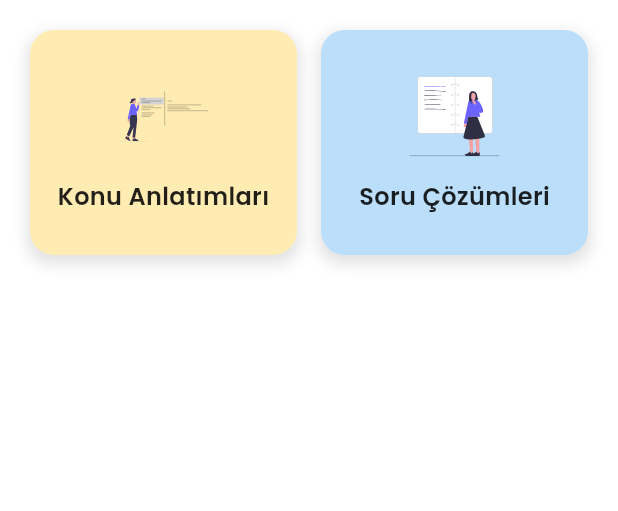
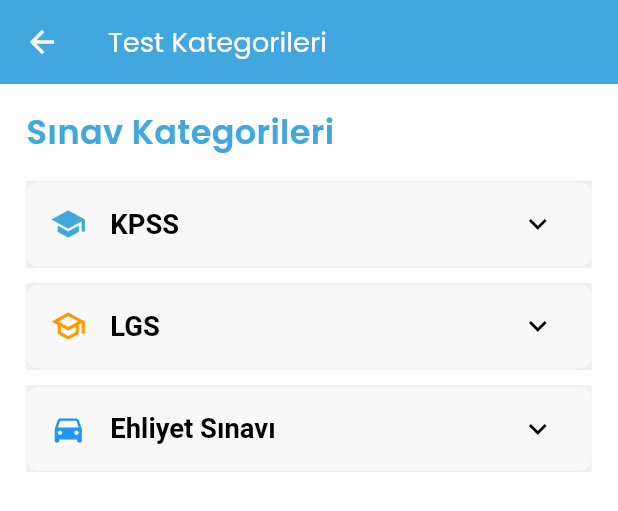
Before and after one commit to yekkaplan/sorubank, a Flutter app: the CustomButtonRow widget shown alone on an empty page, opened directly, after a tap on "Soru Çözümleri", on a phone screen of 412 x 824 dp. Shown: the top 511 px of the screen. Run offline on Flutter 3.47's test engine with Material 3 defaults, Android fonts, the phone set to English and light mode, and no system bars; our stand-ins replace awesome_notifications, dio, firebase_core, firebase_messaging, flutter_screenutil, flutter_svg and 6 more; accounts and stored records are empty; network calls fail; project files that could hold a hidden picture were left out.

```diff
--- a/lib/app/modules/home/controllers/home_controller.dart
+++ b/lib/app/modules/home/controllers/home_controller.dart
@@ -5,8 +5,19 @@ import '../../../services/api_call_status.dart';
 import '../../../services/base_client.dart';
 
 class HomeController extends GetxController {
+
+  var options = ['A) Seçenekk 1', 'B) Seçenek 2', 'C) Seçenek 3', 'D) Seçenek 4'].obs;
+  var selectedOption = ''.obs;
+
+  void selectOption(String option) {
+    selectedOption.value = option;
+  }
+
+  var searchValue = ''.obs;
+
   // hold data coming from api
   List<dynamic>? data;
+
   // api call status
   ApiCallStatus apiCallStatus = ApiCallStatus.holding;
 
@@ -21,7 +32,8 @@ class HomeController extends GetxController {
         apiCallStatus = ApiCallStatus.loading;
         update();
       },
-      onSuccess: (response){ // api done successfully
+      onSuccess: (response) {
+        // api done successfully
         data = List.from(response.data);
         // *) indicate success state
         apiCallStatus = ApiCallStatus.success;
@@ -29,7 +41,7 @@ class HomeController extends GetxController {
       },
       // if you don't pass this method base client
       // will automaticly handle error and show message to user
-      onError: (error){
+      onError: (error) {
         // show error message to user
         BaseClient.handleApiError(error);
         // *) indicate error status
--- /dev/null
+++ b/lib/app/modules/home/views/test_list.dart
@@ -0,0 +1,175 @@
+import 'package:flutter/material.dart';
+import 'package:flutter_screenutil/flutter_screenutil.dart';
+import 'package:get/get.dart';
+import 'package:getx_skeleton/app/routes/app_pages.dart';
+
+import '../controllers/home_controller.dart';
+
+class TestListPage extends GetView<HomeController> {
+  const TestListPage({super.key});
+
+  @override
+  Widget build(BuildContext context) {
+    return Scaffold(
+      appBar: AppBar(
+        title: const Text('Test Kategorileri'),
+      ),
+      body: SafeArea(
+        child: SingleChildScrollView(
+          child: Padding(
+            padding: EdgeInsets.symmetric(horizontal: 16.w, vertical: 16.h),
+            child: Column(
+              crossAxisAlignment: CrossAxisAlignment.start,
+              children: [
+                Text(
+                  'Sınav Kategorileri',
+                  style: TextStyle(
+                    fontSize: 22.sp,
+                    fontWeight: FontWeight.bold,
+                    color: Theme.of(context).primaryColor,
+                  ),
+                ),
+                SizedBox(height: 16.h),
+                // KPSS Kategorisi
+                ExpansionTile(
+                  leading:
+                      Icon(Icons.school, color: Theme.of(context).primaryColor),
+                  title: Text(
+                    'KPSS',
+                    style:
+                        TextStyle(fontSize: 18.sp, fontWeight: FontWeight.w600),
+                  ),
+                  backgroundColor: Colors.grey[100],
+                  collapsedBackgroundColor: Colors.grey[200],
+                  children: [
+                    ListTile(
+                      leading: Icon(Icons.book, color: Get.theme.primaryColor),
+                      title: Text('Matematik Testleri',
+                          style: TextStyle(fontSize: 16.sp)),
+                      subtitle: Text('Tüm matematik soruları',
+                          style: TextStyle(fontSize: 14.sp)),
+                      onTap: () {
+                        Get.toNamed(Routes.QUESTION_SOLVE);
+                      },
+                    ),
+                    ListTile(
+                      leading:
+                          Icon(Icons.language, color: Get.theme.primaryColor),
+                      title: Text('Türkçe Testleri',
+                          style: TextStyle(fontSize: 16.sp)),
+                      subtitle: Text('Dil bilgisi ve anlam bilgisi',
+                          style: TextStyle(fontSize: 14.sp)),
+                      onTap: () {
+                        Get.toNamed(Routes.QUESTION_SOLVE);
+                      },
+                    ),
+                    ListTile(
+                      leading:
+                          Icon(Icons.public, color: Get.theme.primaryColor),
+                      title: Text('Genel Kültür Testleri',
+                          style: TextStyle(fontSize: 16.sp)),
+                      subtitle: Text('Güncel olaylar ve tarih bilgisi',
+                          style: TextStyle(fontSize: 14.sp)),
+                      onTap: () {
+                        // Genel Kültür testlerine git
+                      },
+                    ),
+                  ],
+                ),
+                SizedBox(height: 10.h),
+                // LGS Kategorisi
+                ExpansionTile(
+                  leading: Icon(Icons.school_outlined, color: Colors.orange),
+                  title: Text(
+                    'LGS',
+                    style:
+                        TextStyle(fontSize: 18.sp, fontWeight: FontWeight.w600),
+                  ),
+                  backgroundColor: Colors.grey[100],
+                  collapsedBackgroundColor: Colors.grey[200],
+                  children: [
+                    ListTile(
+                      leading: Icon(Icons.science, color: Colors.orange),
+                      title: Text('Fen Bilimleri Testleri',
+                          style: TextStyle(fontSize: 16.sp)),
+                      subtitle: Text('Fen ve teknoloji soruları',
+                          style: TextStyle(fontSize: 14.sp)),
+                      onTap: () {
+                        // Fen Bilimleri testlerine git
+                      },
+                    ),
+                    ListTile(
+                      leading: Icon(Icons.calculate, color: Colors.orange),
+                      title: Text('Matematik Testleri',
+                          style: TextStyle(fontSize: 16.sp)),
+                      subtitle: Text('Problemler ve sayısal işlemler',
+                          style: TextStyle(fontSize: 14.sp)),
+                      onTap: () {
+                        // Matematik testlerine git
+                      },
+                    ),
+                    ListTile(
+                      leading: Icon(Icons.history_edu, color: Colors.orange),
+                      title: Text('İnkılap Tarihi Testleri',
+                          style: TextStyle(fontSize: 16.sp)),
+                      subtitle: Text('Tarih bilgisi ve yorumlama',
+                          style: TextStyle(fontSize: 14.sp)),
+                      onTap: () {
+                        // İnkılap Tarihi testlerine git
+                      },
+                    ),
+                  ],
+                ),
+                SizedBox(height: 10.h),
+                // Ehliyet Sınavı Kategorisi
+                ExpansionTile(
+                  leading: Icon(Icons.directions_car, color: Colors.blue),
+                  title: Text(
+                    'Ehliyet Sınavı',
+                    style:
+                        TextStyle(fontSize: 18.sp, fontWeight: FontWeight.w600),
+                  ),
+                  backgroundColor: Colors.grey[100],
+                  collapsedBackgroundColor: Colors.grey[200],
+                  children: [
+                    ListTile(
+                      leading: Icon(Icons.traffic, color: Colors.blue),
+                      title: Text('Trafik ve Çevre Bilgisi Testleri',
+                          style: TextStyle(fontSize: 16.sp)),
+                      subtitle: Text('Trafik kuralları ve güvenlik',
+                          style: TextStyle(fontSize: 14.sp)),
+                      onTap: () {
+                        // Trafik ve Çevre Bilgisi testlerine git
+                      },
+                    ),
+                    ListTile(
+                      leading:
+                          Icon(Icons.health_and_safety, color: Colors.blue),
+                      title: Text('İlk Yardım Testleri',
+                          style: TextStyle(fontSize: 16.sp)),
+                      subtitle: Text('İlk yardım bilgisi ve uygulamaları',
+                          style: TextStyle(fontSize: 14.sp)),
+                      onTap: () {
+                        // İlk Yardım testlerine git
+                      },
+                    ),
+                    ListTile(
+                      leading: Icon(Icons.build, color: Colors.blue),
+                      title: Text('Motor ve Araç Tekniği Testleri',
+                          style: TextStyle(fontSize: 16.sp)),
+                      subtitle: Text('Araç teknik bilgisi ve bakımı',
+                          style: TextStyle(fontSize: 14.sp)),
+                      onTap: () {
+                        // Motor ve Araç Tekniği testlerine git
+                      },
+                    ),
+                  ],
+                ),
+              ],
+            ),
+          ),
+        ),
+      ),
+    );
+  }
+}
--- a/lib/app/modules/home/views/widgets/main_row_buttons.dart
+++ b/lib/app/modules/home/views/widgets/main_row_buttons.dart
@@ -1,15 +1,19 @@
 import 'package:flutter/material.dart';
+import 'package:flutter_screenutil/flutter_screenutil.dart';
 import 'package:flutter_svg/flutter_svg.dart';
+import 'package:get/get.dart';
+import 'package:getx_skeleton/app/routes/app_pages.dart';
 
 class CustomButtonRow extends StatelessWidget {
   @override
   Widget build(BuildContext context) {
-    // Mevcut tema renklerini alalım
-    final isDarkMode = Theme.of(context).brightness == Brightness.dark;
+    final isDarkMode = Theme
+        .of(context)
+        .brightness == Brightness.dark;
     final buttonBackgroundColor =
-        isDarkMode ? Colors.grey.shade800 : Colors.amber.shade100;
+    isDarkMode ? Colors.grey.shade800 : Colors.amber.shade100;
     final secondButtonBackgroundColor =
-        isDarkMode ? Colors.grey.shade700 : Colors.blue.shade100;
+    isDarkMode ? Colors.grey.shade700 : Colors.blue.shade100;
     final textColor = isDarkMode ? Colors.white : Colors.black87;
 
     return Container(
@@ -28,7 +32,7 @@ class CustomButtonRow extends StatelessWidget {
                 decoration: BoxDecoration(
                   color: buttonBackgroundColor,
                   borderRadius:
-                      BorderRadius.circular(16), // Daha yuvarlak köşeler
+                  BorderRadius.circular(16), // Daha yuvarlak köşeler
                   boxShadow: [
                     if (!isDarkMode) // Dark modda gölge kullanılmaz
                       BoxShadow(
@@ -45,11 +49,11 @@ class CustomButtonRow extends StatelessWidget {
                   children: [
                     SvgPicture.asset(
                       'assets/vectors/note.svg',
-                      height: 60,
-                      width: 60,
+                      height: 80.h,
+                      width: 80.w,
                       fit: BoxFit.contain,
                     ),
-                    SizedBox(height: 12), // Görsel ve metin arasındaki boşluk
+                    SizedBox(height: 12.h), // Görsel ve metin arasındaki boşluk
                     Text(
                       'Konu Anlatımları',
                       style: TextStyle(
@@ -63,19 +67,19 @@ class CustomButtonRow extends StatelessWidget {
               ),
             ),
           ),
-          SizedBox(width: 16), // İki buton arasındaki boşluk artırıldı
+          SizedBox(width: 16.w), // İki buton arasındaki boşluk artırıldı
           Expanded(
             flex: 1,
             child: GestureDetector(
               onTap: () {
-                // Butona tıklama işlemi
+                Get.toNamed(Routes.TESTLIST);
               },
               child: Container(
                 height: 150,
                 decoration: BoxDecoration(
                   color: secondButtonBackgroundColor,
                   borderRadius:
-                      BorderRadius.circular(16), // Daha yuvarlak köşeler
+                  BorderRadius.circular(16), // Daha yuvarlak köşeler
                   boxShadow: [
                     if (!isDarkMode) // Dark modda gölge kullanılmaz
                       BoxShadow(
@@ -92,8 +96,8 @@ class CustomButtonRow extends StatelessWidget {
                   children: [
                     SvgPicture.asset(
                       'assets/vectors/open_note.svg',
-                      height: 60,
-                      width: 60,
+                      height: 80.h,
+                      width: 80.w,
                       fit: BoxFit.contain,
                     ),
                     SizedBox(height: 12), // Görsel ve metin arasındaki boşluk
--- a/lib/app/routes/app_routes.dart
+++ b/lib/app/routes/app_routes.dart
@@ -3,10 +3,16 @@ part of 'app_pages.dart';
 
 abstract class Routes {
   Routes._();
+
   static const HOME = _Paths.HOME;
+  static const TESTLIST = _Paths.TESTLIST;
+  static const QUESTION_SOLVE = _Paths.QUESTION_SOLVE;
 }
 
 abstract class _Paths {
   _Paths._();
+
   static const HOME = '/home';
+  static const TESTLIST = '/testlist';
+  static const QUESTION_SOLVE = '/questionsolve';
 }
```
Also changed, not shown: lib/app/modules/home/views/home_view.dart (+1 -7 lines), lib/app/modules/home/views/question_solve.dart (added, +215 -0 lines), lib/app/routes/app_pages.dart (+12 -0 lines).
